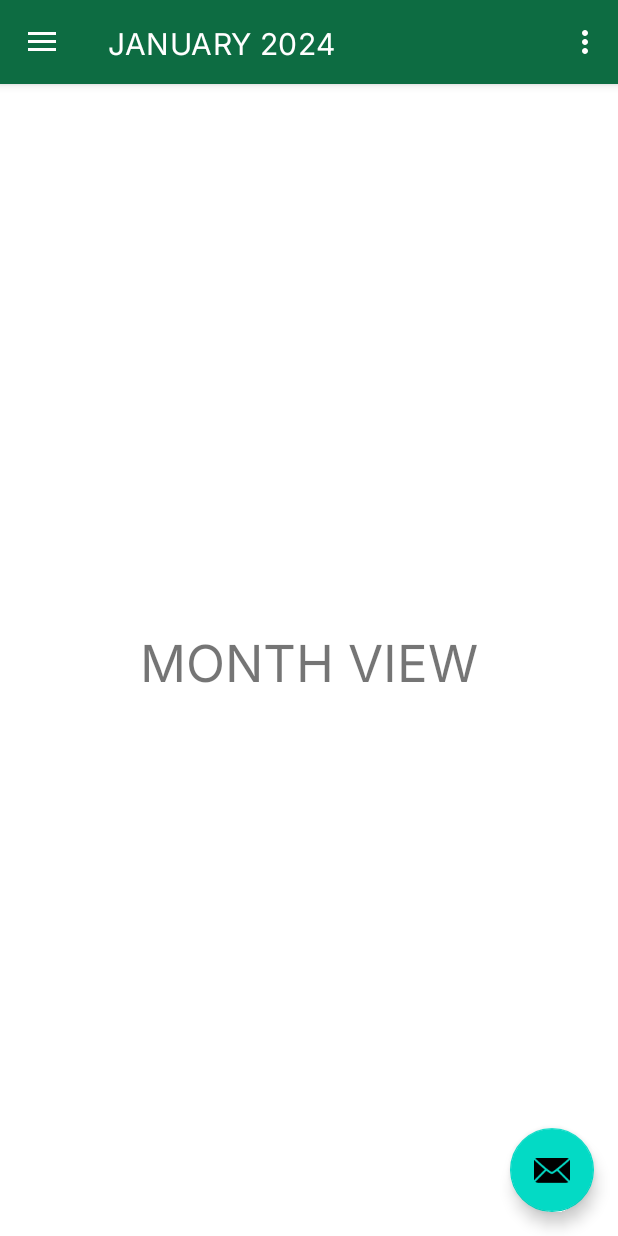
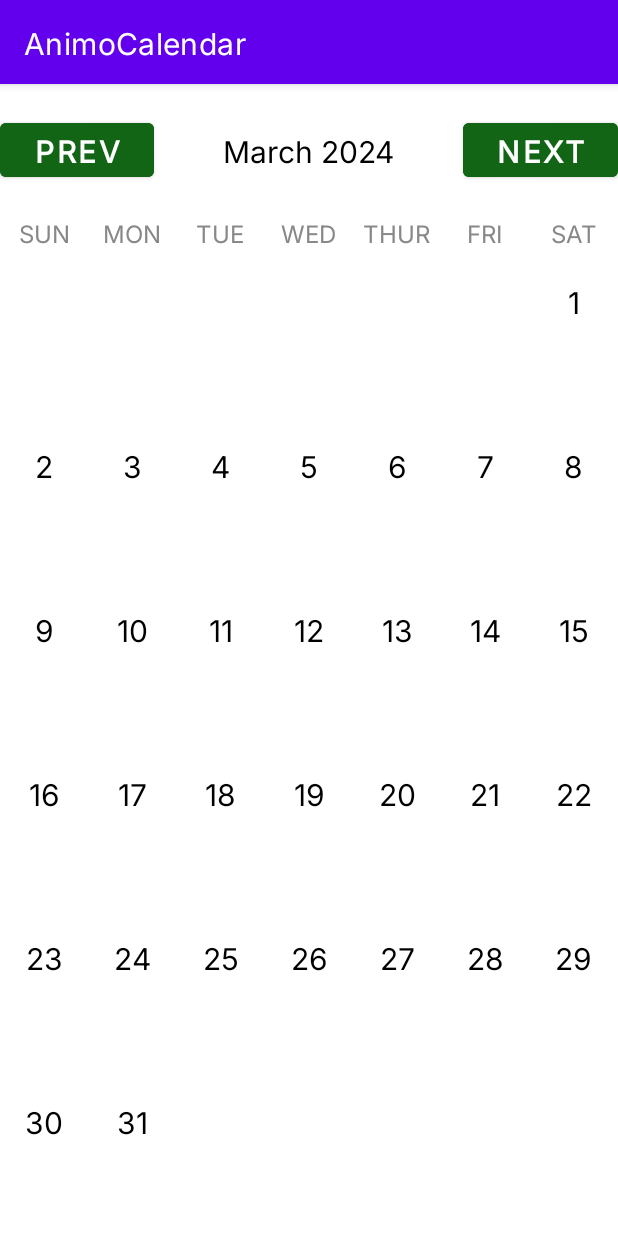
Before and after one commit to shaisan1109/AnimoCalendar, an Android app: the screen it shows after launch (MainActivity before the commit, MonthActivity after it), in the side drawer, after a tap on "Month", on a phone screen of 412 x 824 dp. Run offline under Robolectric (Android 15) with nearby library versions, the phone set to English and light mode, and no system bars; our stand-ins replace navigation-ui; Roboto replaces fonts that are not available here.

Commit message:
added Month View functionality. Changed the Month View to an activity.

```diff
--- a/app/build.gradle.kts
+++ b/app/build.gradle.kts
@@ -48,6 +48,7 @@ dependencies {
     implementation("androidx.lifecycle:lifecycle-viewmodel-ktx:2.7.0")
     implementation("androidx.navigation:navigation-fragment-ktx:2.6.0")
     implementation("androidx.navigation:navigation-ui-ktx:2.6.0")
+    implementation("androidx.activity:activity:1.8.0")
     testImplementation("junit:junit:4.13.2")
     androidTestImplementation("androidx.test.ext:junit:1.1.5")
     androidTestImplementation("androidx.test.espresso:espresso-core:3.5.1")
--- a/app/src/main/AndroidManifest.xml
+++ b/app/src/main/AndroidManifest.xml
@@ -13,6 +13,9 @@
         android:theme="@style/Theme.AnimoCalendar"
         tools:targetApi="31">
         <activity
+            android:name=".MonthActivity"
+            android:exported="false" />
+        <activity
             android:name=".MainActivity"
             android:exported="true"
             android:label="@string/app_name"
@@ -23,6 +26,7 @@
                 <category android:name="android.intent.category.LAUNCHER" />
             </intent-filter>
         </activity>
+
         <meta-data
             android:name="preloaded_fonts"
             android:resource="@array/preloaded_fonts" />
--- /dev/null
+++ b/app/src/main/java/com/mobdeve/s11/mco11/animocalendar/MonthActivity.kt
@@ -0,0 +1,85 @@
+package com.mobdeve.s11.mco11.animocalendar
+
+import android.os.Bundle
+import android.view.View
+import android.widget.TextView
+import android.widget.Toast
+import androidx.appcompat.app.AppCompatActivity
+import androidx.recyclerview.widget.GridLayoutManager
+import androidx.recyclerview.widget.RecyclerView
+import java.text.SimpleDateFormat
+import java.util.*
+import kotlin.collections.ArrayList
+
+class MonthActivity : AppCompatActivity(), MyAdapter.OnItemListener {
+
+    private lateinit var monthYearText: TextView
+    private lateinit var calendarRecyclerView: RecyclerView
+    private lateinit var selectedDate: Calendar
+
+    override fun onCreate(savedInstanceState: Bundle?) {
+        super.onCreate(savedInstanceState)
+        setContentView(R.layout.activity_month)
+
+        initWidgets()
+        selectedDate = Calendar.getInstance()
+        setMonthView()
+    }
+
+    private fun initWidgets() {
+        calendarRecyclerView = findViewById(R.id.calendarRecyclerView)
+        monthYearText = findViewById(R.id.monthYearTV)
+    }
+
+    private fun setMonthView() {
+        monthYearText.text = monthYearFromDate(selectedDate)
+        val daysInMonth = daysInMonthArray(selectedDate)
+
+        val myAdapter = MyAdapter(daysInMonth, this)
+        val layoutManager = GridLayoutManager(this, 7)
+        calendarRecyclerView.layoutManager = layoutManager
+        calendarRecyclerView.adapter = myAdapter
+    }
+
+    private fun daysInMonthArray(date: Calendar): ArrayList<String> {
+        val daysInMonthArray = ArrayList<String>()
+        val year = date.get(Calendar.YEAR)
+        val month = date.get(Calendar.MONTH)
+
+        val cal = Calendar.getInstance()
+        cal.set(year, month, 1)
+        val daysInMonth = cal.getActualMaximum(Calendar.DAY_OF_MONTH)
+        val dayOfWeek = cal.get(Calendar.DAY_OF_WEEK)
+
+        for (i in 1..42) {
+            if (i <= dayOfWeek || i > daysInMonth + dayOfWeek) {
+                daysInMonthArray.add("")
+            } else {
+                daysInMonthArray.add((i - dayOfWeek).toString())
+            }
+        }
+        return daysInMonthArray
+    }
+
+    private fun monthYearFromDate(date: Calendar): String {
+        val formatter = SimpleDateFormat("MMMM yyyy", Locale.getDefault())
+        return formatter.format(date.time)
+    }
+
+    override fun onItemClick(position: Int, dayText: String) {
+        if (dayText != "") {
+            val message = "Selected Date $dayText ${monthYearFromDate(selectedDate)}"
+            Toast.makeText(this, message, Toast.LENGTH_LONG).show()
+        }
+    }
+
+    fun previousMonthAction(view: View) {
+        selectedDate.add(Calendar.MONTH, -1)
+        setMonthView()
+    }
+
+    fun nextMonthAction(view: View) {
+        selectedDate.add(Calendar.MONTH, 1)
+        setMonthView()
+    }
+}
--- a/app/src/main/java/com/mobdeve/s11/mco11/animocalendar/MonthFragment.kt
+++ /dev/null
@@ -1,19 +0,0 @@
-package com.mobdeve.s11.mco11.animocalendar
-
-import android.os.Bundle
-import androidx.fragment.app.Fragment
-import android.view.LayoutInflater
-import android.view.View
-import android.view.ViewGroup
-
-class MonthFragment : Fragment() {
-
-    override fun onCreateView(
-        inflater: LayoutInflater, container: ViewGroup?,
-        savedInstanceState: Bundle?
-    ): View? {
-        // Inflate the layout for this fragment
-        return inflater.inflate(R.layout.fragment_month, container, false)
-    }
-
-}
--- /dev/null
+++ b/app/src/main/java/com/mobdeve/s11/mco11/animocalendar/MyAdapter.kt
@@ -0,0 +1,29 @@
+package com.mobdeve.s11.mco11.animocalendar
+import android.view.LayoutInflater
+import android.view.View
+import android.view.ViewGroup
+import androidx.annotation.NonNull
+import androidx.recyclerview.widget.RecyclerView
+
+class MyAdapter(private val daysOfMonth: ArrayList<String>, private val onItemListener: OnItemListener) : RecyclerView.Adapter<MyViewHolder>() {
+
+    override fun onCreateViewHolder(parent: ViewGroup, viewType: Int): MyViewHolder {
+        val inflater = LayoutInflater.from(parent.context)
+        val view = inflater.inflate(R.layout.calendar_cell, parent, false)
+        val layoutParams = view.layoutParams
+        layoutParams.height = (parent.height * 0.166666666).toInt()
+        return MyViewHolder(view, onItemListener)
+    }
+
+    override fun onBindViewHolder(holder: MyViewHolder, position: Int) {
+        holder.dayOfMonth.text = daysOfMonth[position]
+    }
+
+    override fun getItemCount(): Int {
+        return daysOfMonth.size
+    }
+
+    interface OnItemListener {
+        fun onItemClick(position: Int, dayText: String)
+    }
+}
--- /dev/null
+++ b/app/src/main/java/com/mobdeve/s11/mco11/animocalendar/MyViewHolder.kt
@@ -0,0 +1,18 @@
+package com.mobdeve.s11.mco11.animocalendar
+
+import android.view.View
+import android.widget.TextView
+import androidx.recyclerview.widget.RecyclerView
+
+class MyViewHolder(itemView: View, private val onItemListener: MyAdapter.OnItemListener) : RecyclerView.ViewHolder(itemView), View.OnClickListener {
+
+    val dayOfMonth: TextView = itemView.findViewById(R.id.dayTv)
+
+    init {
+        itemView.setOnClickListener(this)
+    }
+
+    override fun onClick(view: View) {
+        onItemListener.onItemClick(adapterPosition, dayOfMonth.text.toString())
+    }
+}
--- a/app/src/main/res/layout/activity_main.xml
+++ b/app/src/main/res/layout/activity_main.xml
@@ -29,4 +29,5 @@
         app:itemTextColor="@drawable/drawer_item"
         app:menu="@menu/activity_main_drawer"
         app:itemBackground="@drawable/drawer_selected_item" />
+
 </androidx.drawerlayout.widget.DrawerLayout>
--- /dev/null
+++ b/app/src/main/res/layout/activity_month.xml
@@ -0,0 +1,142 @@
+<?xml version="1.0" encoding="utf-8"?>
+<LinearLayout xmlns:android="http://schemas.android.com/apk/res/android"
+    xmlns:app="http://schemas.android.com/apk/res-auto"
+    xmlns:tools="http://schemas.android.com/tools"
+    android:id="@+id/main"
+    android:layout_width="match_parent"
+    android:layout_height="match_parent"
+    android:orientation="vertical"
+    tools:context=".MonthActivity">
+
+    <LinearLayout
+        android:id="@+id/headerHl"
+        android:layout_width="match_parent"
+        android:layout_height="wrap_content"
+        android:layout_marginTop="20dp"
+        android:layout_marginBottom="20dp"
+        android:orientation="horizontal">
+
+        <Button
+            android:id="@+id/prevMonthTv"
+            android:layout_width="0dp"
+            android:layout_height="wrap_content"
+            android:layout_weight="1"
+            android:background="@null"
+            android:backgroundTint="#136516"
+            android:onClick="previousMonthAction"
+            android:text="PREV"
+            android:textColor="#FFFFFF"
+            android:textSize="20sp"
+            android:textStyle="bold" />
+
+        <TextView
+            android:id="@+id/monthYearTV"
+            android:layout_width="0dp"
+            android:layout_height="wrap_content"
+            android:layout_weight="2"
+            android:text="Feb 2021"
+            android:textAlignment="center"
+            android:textColor="@color/black"
+            android:textSize="20sp" />
+
+        <Button
+            android:id="@+id/nextMonthBtn"
+            android:layout_width="0dp"
+            android:layout_height="wrap_content"
+            android:layout_weight="1"
+            android:background="@null"
+            android:backgroundTint="#136516"
+            android:onClick="nextMonthAction"
+            android:text="next"
+            android:textColor="#FFFFFF"
+            android:textSize="20sp"
+            android:textStyle="bold" />
+
+    </LinearLayout>
+
+    <LinearLayout
+        android:id="@+id/dayTvHl"
+        android:layout_width="match_parent"
+        android:layout_height="wrap_content"
+        android:orientation="horizontal">
+
+        <TextView
+            android:id="@+id/sunTv"
+            android:layout_width="0dp"
+            android:layout_height="wrap_content"
+            android:layout_weight="1"
+            android:text="SUN"
+            android:textAlignment="center"
+            android:textColor="#888"
+            android:textSize="16sp" />
+
+        <TextView
+            android:id="@+id/monTv"
+            android:layout_width="0dp"
+            android:layout_height="wrap_content"
+            android:layout_weight="1"
+            android:text="MON"
+            android:textAlignment="center"
+            android:textColor="#888"
+            android:textSize="16sp" />
+
+        <TextView
+            android:id="@+id/tueTv"
+            android:layout_width="0dp"
+            android:layout_height="wrap_content"
+            android:layout_weight="1"
+            android:text="TUE"
+            android:textAlignment="center"
+            android:textColor="#888"
+            android:textSize="16sp" />
+
+        <TextView
+            android:id="@+id/wedTv"
+            android:layout_width="0dp"
+            android:layout_height="wrap_content"
+            android:layout_weight="1"
+            android:text="WED"
+            android:textAlignment="center"
+            android:textColor="#888"
+            android:textSize="16sp" />
+
+        <TextView
+            android:id="@+id/thurTv"
+            android:layout_width="0dp"
+            android:layout_height="wrap_content"
+            android:layout_weight="1"
+            android:text="THUR"
+            android:textAlignment="center"
+            android:textColor="#888"
+            android:textSize="16sp" />
+
+        <TextView
+            android:id="@+id/friTv"
+            android:layout_width="0dp"
+            android:layout_height="wrap_content"
+            android:layout_weight="1"
+            android:text="FRI"
+            android:textAlignment="center"
+            android:textColor="#888"
+            android:textSize="16sp" />
+
+        <TextView
+            android:id="@+id/satTv"
+            android:layout_width="0dp"
+            android:layout_height="wrap_content"
+            android:layout_weight="1"
+            android:text="SAT"
+            android:textAlignment="center"
+            android:textColor="#888"
+            android:textSize="16sp" />
+
+
+    </LinearLayout>
+
+
+    <androidx.recyclerview.widget.RecyclerView
+        android:id="@+id/calendarRecyclerView"
+        android:layout_width="match_parent"
+        android:layout_height="match_parent" />
+
+</LinearLayout>
--- /dev/null
+++ b/app/src/main/res/layout/calendar_cell.xml
@@ -0,0 +1,21 @@
+<?xml version="1.0" encoding="utf-8"?>
+<androidx.constraintlayout.widget.ConstraintLayout xmlns:android="http://schemas.android.com/apk/res/android"
+    xmlns:app="http://schemas.android.com/apk/res-auto"
+    android:id="@+id/constraintLayout"
+    android:layout_width="match_parent"
+    android:layout_height="match_parent">
+
+    <TextView
+        android:id="@+id/dayTv"
+        android:layout_width="wrap_content"
+        android:layout_height="wrap_content"
+        android:text="1"
+        android:textColor="@color/black"
+        android:textSize="20sp"
+        app:layout_constraintBottom_toBottomOf="parent"
+        app:layout_constraintLeft_toLeftOf="parent"
+        app:layout_constraintRight_toRightOf="parent"
+        app:layout_constraintTop_toTopOf="parent"
+        app:layout_constraintVertical_bias="0.25" />
+
+</androidx.constraintlayout.widget.ConstraintLayout>
--- a/app/src/main/res/layout/fragment_month.xml
+++ /dev/null
@@ -1,15 +0,0 @@
-<?xml version="1.0" encoding="utf-8"?>
-<FrameLayout xmlns:android="http://schemas.android.com/apk/res/android"
-    xmlns:tools="http://schemas.android.com/tools"
-    android:layout_width="match_parent"
-    android:layout_height="match_parent"
-    tools:context=".MonthFragment">
-
-    <TextView
-        android:layout_width="match_parent"
-        android:layout_height="match_parent"
-        android:gravity="center_horizontal|center_vertical"
-        android:text="MONTH VIEW"
-        android:textSize="34sp" />
-
-</FrameLayout>
--- a/app/src/main/res/navigation/mobile_navigation.xml
+++ b/app/src/main/res/navigation/mobile_navigation.xml
@@ -12,11 +12,10 @@
         android:label="@string/menu_home"
         tools:layout="@layout/fragment_home" />
 
-    <fragment
+    <activity
         android:id="@+id/nav_month"
-        android:name="com.mobdeve.s11.mco11.animocalendar.MonthFragment"
-        android:label="JANUARY 2024"
-        tools:layout="@layout/fragment_home" />
+        android:name="com.mobdeve.s11.mco11.animocalendar.MonthActivity"
+        android:label="JANUARY 2024" />
 
     <fragment
         android:id="@+id/nav_week"
--- a/build.gradle.kts
+++ b/build.gradle.kts
@@ -1,5 +1,5 @@
 // Top-level build file where you can add configuration options common to all sub-projects/modules.
 plugins {
-    id("com.android.application") version "8.2.2" apply false
+    id("com.android.application") version "8.3.0" apply false
     id("org.jetbrains.kotlin.android") version "1.9.22" apply false
 }
```
Also changed, not shown: gradle/wrapper/gradle-wrapper.properties, 3 other files.
